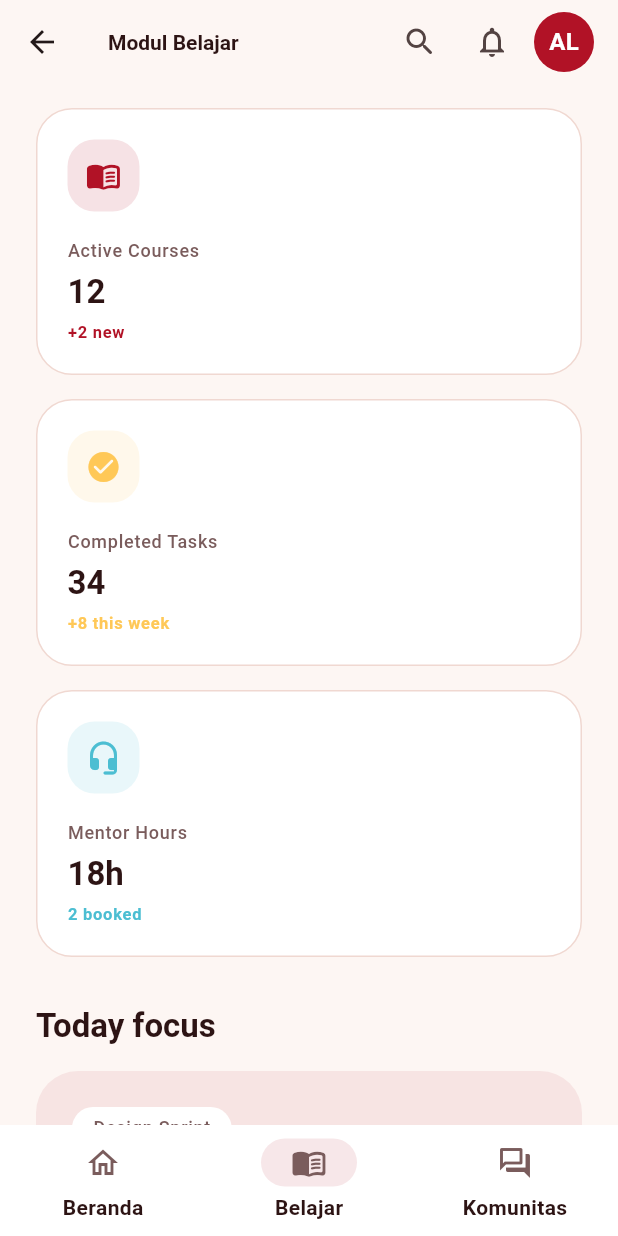
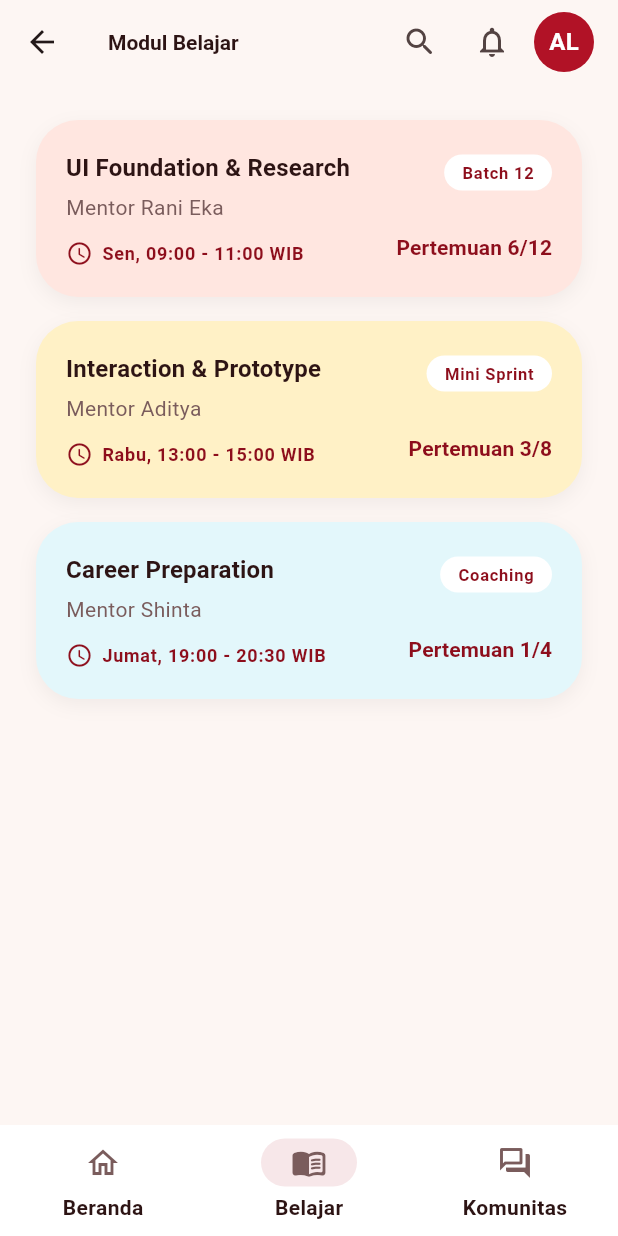
Before and after one commit to AlvinSetyaPranata/tugas_uas, a Flutter app: the HomeScreen screen opened by its route, item 2 of the bottom bar chosen, on a phone screen of 412 x 824 dp. Run offline on Flutter 3.47's test engine with Material 3 defaults, Android fonts, the phone set to English and light mode, and no system bars; our stand-ins replace image_picker; Roboto replaces fonts that are missing (Plus Jakarta Sans).

Commit message:
UPDATE: Move the list of modules into belajar tab

```diff
--- a/lib/screens/home_screen.dart
+++ b/lib/screens/home_screen.dart
@@ -3,8 +3,8 @@ import 'package:flutter/material.dart';
 import '../data/lms_data.dart';
 import '../theme.dart';
 import '../widgets/primary_button.dart';
-import 'dashboard_screen.dart';
 import 'learning_detail_screen.dart';
+import 'learning_list_screen.dart';
 
 class HomeScreen extends StatefulWidget {
   const HomeScreen({super.key});
@@ -27,7 +27,7 @@ class _HomeScreenState extends State<HomeScreen> {
         index: _navIndex,
         children: [
           _HomeTabContent(onAccountTap: _openAccountDialog),
-          const DashboardBody(includeTopPadding: false),
+          const LearningListScreen(),
           const _ComingSoonTab(
             title: 'Forum Komunitas',
             description: 'Tempat diskusi tugas, update kegiatan cohort, dan info lomba.',
--- /dev/null
+++ b/lib/screens/learning_list_screen.dart
@@ -0,0 +1,129 @@
+import 'package:flutter/material.dart';
+
+import '../data/lms_data.dart';
+import '../theme.dart';
+import 'learning_detail_screen.dart';
+
+class LearningListScreen extends StatelessWidget {
+  const LearningListScreen({super.key});
+
+  @override
+  Widget build(BuildContext context) {
+    return ListView.builder(
+      padding: const EdgeInsets.all(24),
+      itemCount: learningPlans.length,
+      itemBuilder: (context, index) {
+        final plan = learningPlans[index];
+        return Padding(
+          padding: const EdgeInsets.only(bottom: 16),
+          child: _LearningPlanCard(plan: plan),
+        );
+      },
+    );
+  }
+}
+
+class _LearningPlanCard extends StatelessWidget {
+  const _LearningPlanCard({required this.plan});
+
+  final LearningPlan plan;
+
+  @override
+  Widget build(BuildContext context) {
+    final theme = Theme.of(context);
+    return GestureDetector(
+      onTap: () {
+        Navigator.push(
+          context,
+          MaterialPageRoute(
+            builder: (context) => LearningDetailScreen(plan: plan),
+          ),
+        );
+      },
+      child: Container(
+        padding: const EdgeInsets.all(20),
+        decoration: BoxDecoration(
+          color: plan.color,
+          borderRadius: BorderRadius.circular(28),
+          boxShadow: [
+            BoxShadow(
+              color: Colors.black.withOpacity(0.05),
+              blurRadius: 10,
+              offset: const Offset(0, 4),
+            ),
+          ],
+        ),
+        child: Row(
+          children: [
+            Expanded(
+              child: Column(
+                crossAxisAlignment: CrossAxisAlignment.start,
+                children: [
+                  Text(
+                    plan.title,
+                    style: theme.textTheme.titleMedium?.copyWith(
+                      fontWeight: FontWeight.w700,
+                      color: AppColors.textPrimary,
+                    ),
+                  ),
+                  const SizedBox(height: 4),
+                  Text(
+                    plan.mentor,
+                    style: theme.textTheme.bodyMedium?.copyWith(
+                      color: AppColors.textSecondary,
+                    ),
+                  ),
+                  const SizedBox(height: 12),
+                  Row(
+                    children: [
+                      const Icon(Icons.schedule_rounded,
+                          size: 18, color: AppColors.primaryDark),
+                      const SizedBox(width: 6),
+                      Expanded(
+                        child: Text(
+                          plan.schedule,
+                          style: theme.textTheme.labelMedium?.copyWith(
+                            color: AppColors.primaryDark,
+                            fontWeight: FontWeight.w600,
+                          ),
+                        ),
+                      ),
+                    ],
+                  ),
+                ],
+              ),
+            ),
+            Column(
+              crossAxisAlignment: CrossAxisAlignment.end,
+              children: [
+                Container(
+                  padding:
+                      const EdgeInsets.symmetric(horizontal: 12, vertical: 4),
+                  decoration: BoxDecoration(
+                    color: Colors.white,
+                    borderRadius: BorderRadius.circular(16),
+                  ),
+                  child: Text(
+                    plan.tag,
+                    style: theme.textTheme.labelSmall?.copyWith(
+                      color: AppColors.primaryDark,
+                      fontWeight: FontWeight.w700,
+                    ),
+                  ),
+                ),
+                const SizedBox(height: 28),
+                Text(
+                  plan.progressLabel,
+                  style: theme.textTheme.labelLarge?.copyWith(
+                    color: AppColors.primaryDark,
+                    fontWeight: FontWeight.w700,
+                  ),
+                ),
+              ],
+            ),
+          ],
+        ),
+      ),
+    );
+  }
+}
```
